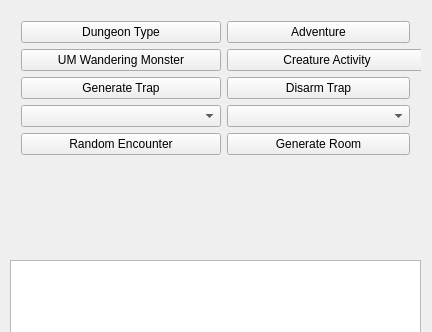
Old version of the form mainwindow.ui in the repository erickveil/UndermountainRooms; both pictures show x 0 to 432 and y 0 to 332 of the 432 by 616 pixel window.
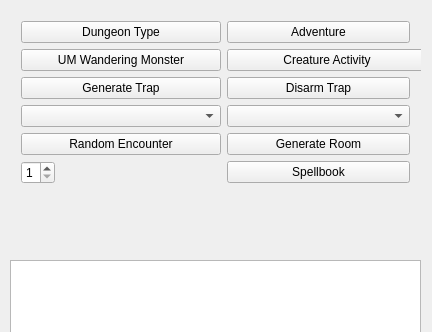
New version of the form.

What changed in the file:
```diff
--- a/mainwindow.ui
+++ b/mainwindow.ui
@@ -139,6 +139,23 @@
        </property>
       </widget>
      </item>
+     <item row="5" column="0">
+      <widget class="QSpinBox" name="tierSelect">
+       <property name="minimum">
+        <number>1</number>
+       </property>
+       <property name="maximum">
+        <number>4</number>
+       </property>
+      </widget>
+     </item>
+     <item row="5" column="1">
+      <widget class="QPushButton" name="genSpellbook">
+       <property name="text">
+        <string>Spellbook</string>
+       </property>
+      </widget>
+     </item>
     </layout>
    </widget>
    <widget class="QPlainTextEdit" name="resultArea">
```
